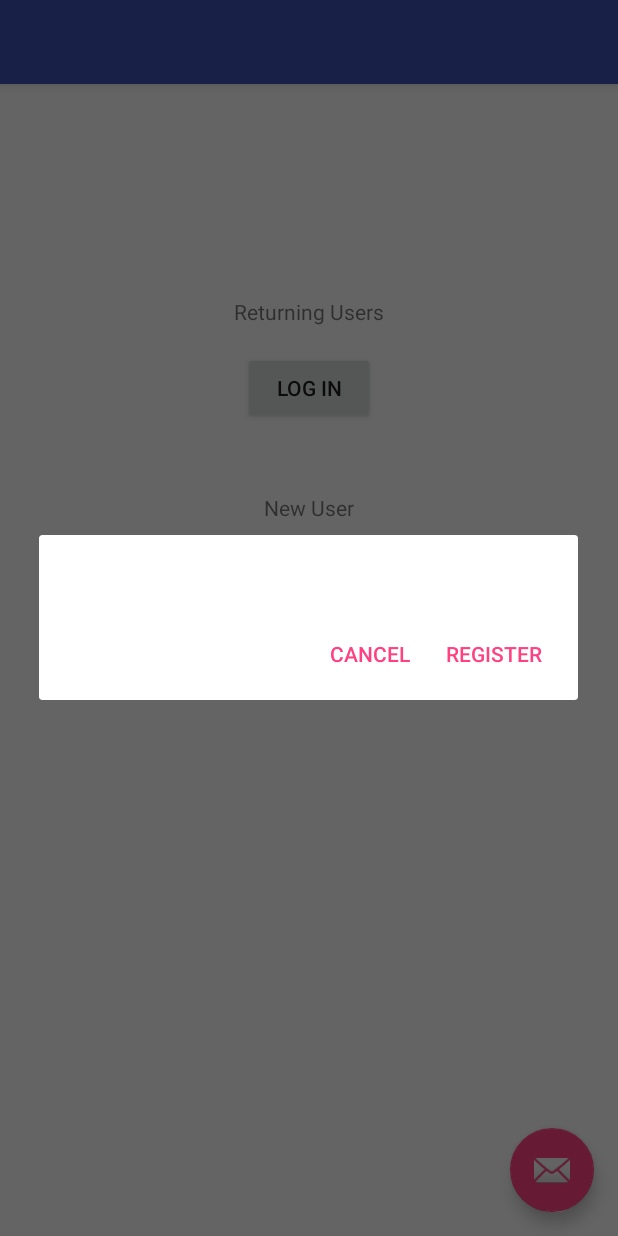
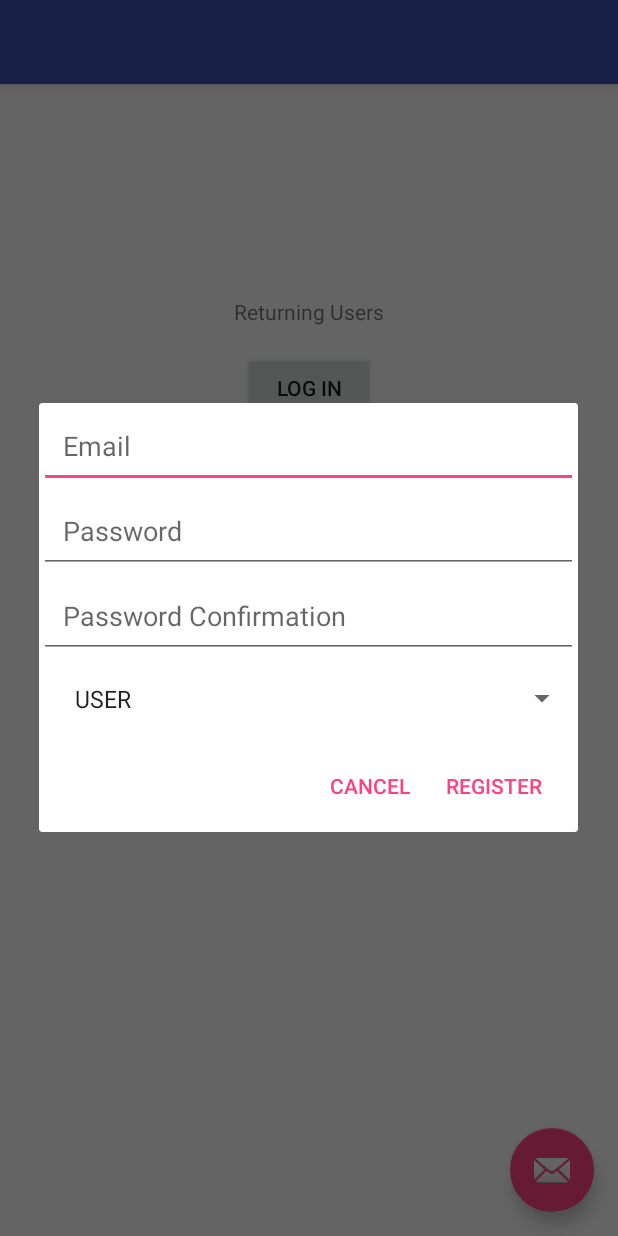
Before and after one commit to SujeethJinesh/CS2340, an Android app: the screen it shows after launch (WelcomeScreen), after a tap on "REGISTER", on a phone screen of 412 x 824 dp. Run offline under Robolectric (Android 15) with nearby library versions, the phone set to English and light mode, and no system bars; libraries missing offline, so code that uses them is left out: io.socket.client, io.socket.emitter; 3 statements that could not run were skipped.

Commit message:
Build layout

```diff
--- a/android/WaterReports-TeamVictoriousSecret/app/src/main/res/layout/dialog_register.xml
+++ b/android/WaterReports-TeamVictoriousSecret/app/src/main/res/layout/dialog_register.xml
@@ -1,6 +1,59 @@
 <?xml version="1.0" encoding="utf-8"?>
 <LinearLayout xmlns:android="http://schemas.android.com/apk/res/android"
-    android:orientation="vertical" android:layout_width="match_parent"
+    android:orientation="vertical"
+    android:layout_width="match_parent"
     android:layout_height="match_parent">
 
+    <EditText
+        android:hint="@string/email"
+        android:padding="@dimen/activity_horizontal_margin"
+        android:layout_width="match_parent"
+        android:layout_height="wrap_content"
+        android:inputType="textEmailAddress"
+        android:id="@+id/dialog_register_email"
+        android:ems="10"/>
+
+    <EditText
+        android:layout_width="match_parent"
+        android:layout_height="wrap_content"
+        android:padding="@dimen/activity_horizontal_margin"
+        android:inputType="textPassword"
+        android:ems="10"
+        android:id="@+id/dialog_register_password"
+        android:hint="@string/password"/>
+
+    <EditText
+        android:layout_width="match_parent"
+        android:layout_height="wrap_content"
+        android:padding="@dimen/activity_horizontal_margin"
+        android:inputType="textPassword"
+        android:ems="10"
+        android:id="@+id/dialog_register_password_confirmation"
+        android:hint="@string/password_confirmation"/>
+
+    <Spinner
+        android:layout_width="match_parent"
+        android:layout_height="wrap_content"
+        android:id="@+id/dialog_register_spinner"
+        android:padding="@dimen/activity_horizontal_margin"/>
+
+
+    <!--<LinearLayout-->
+        <!--android:layout_width="match_parent"-->
+        <!--android:layout_height="wrap_content"-->
+        <!--android:orientation="horizontal">-->
+
+        <!--<Button-->
+            <!--android:text="@string/cancel"-->
+            <!--android:layout_width="wrap_content"-->
+            <!--android:layout_height="wrap_content"-->
+            <!--android:id="@+id/button" />-->
+        <!---->
+        <!--<Button-->
+            <!--android:layout_width="wrap_content"-->
+            <!--android:layout_height="wrap_content"-->
+            <!--android:text="@string/register"/>-->
+
+
+    <!--</LinearLayout>-->
 </LinearLayout>
```
